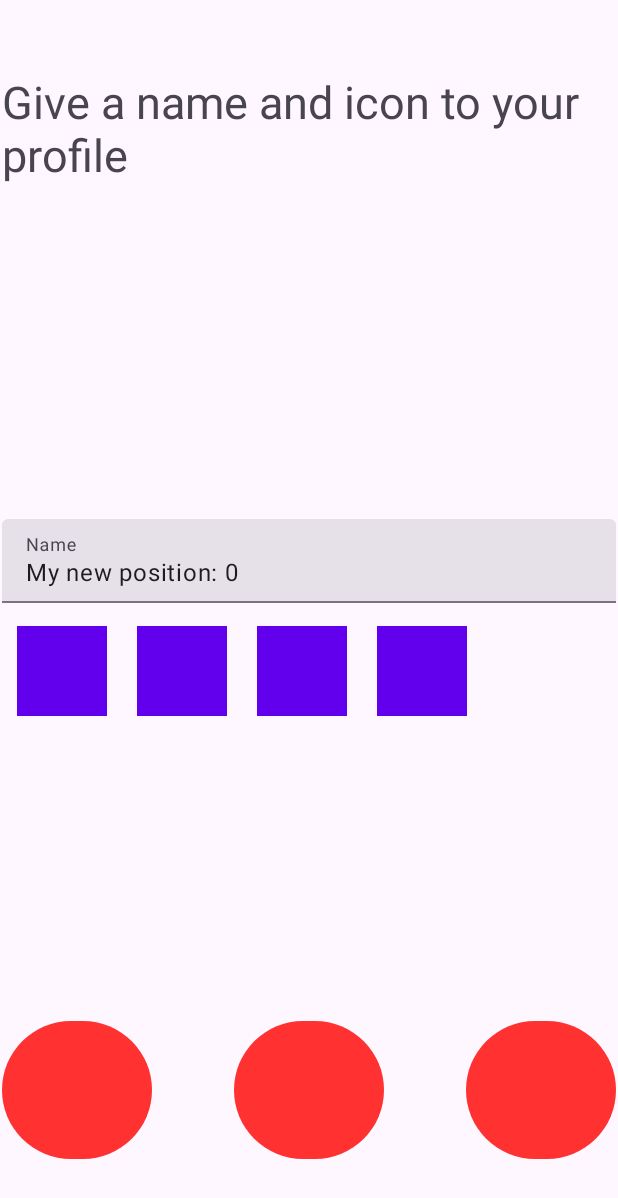
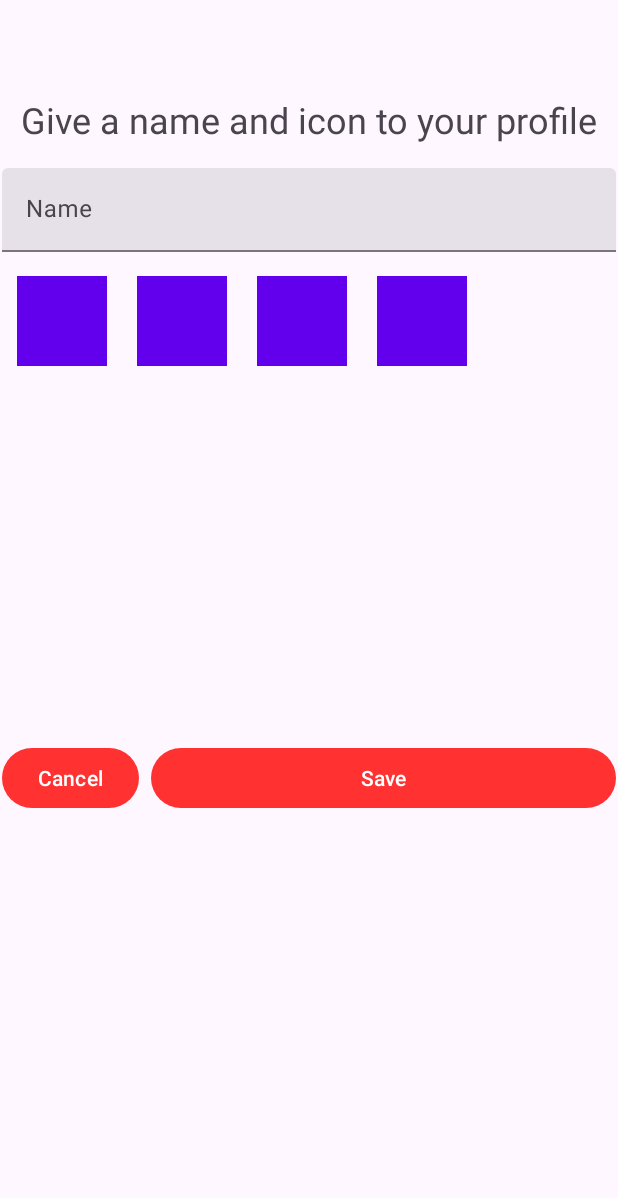
Before and after one commit to rayandradez/EmixerApp, an Android app: the AddUser screen opened through its navigation route, after a tap on an icon or button, on a phone screen of 412 x 824 dp. Shown: the top 1198 px of the screen. Run offline under Robolectric (Android 15) with nearby library versions, the phone set to English and light mode, and no system bars.

Commit message:
list working, with name + icon, addUser done

```diff
--- a/app/src/main/java/com/example/emixerapp/ui/components/adapters/UsersAdapter.kt
+++ b/app/src/main/java/com/example/emixerapp/ui/components/adapters/UsersAdapter.kt
@@ -8,7 +8,7 @@ import com.example.emixerapp.data.model.UserModel
 import com.example.mvvmapp.R
 import com.example.mvvmapp.databinding.AdapterUserBinding
 
-class UsersAdapter(private val dataSet: ArrayList<UserModel>) :
+class UsersAdapter(val dataSet: ArrayList<UserModel>) :
     RecyclerView.Adapter<UsersAdapter.ViewHolder>() {
     override fun onCreateViewHolder(viewGroup: ViewGroup, viewType: Int): ViewHolder {
         val binding = AdapterUserBinding.inflate(
--- a/app/src/main/java/com/example/emixerapp/ui/components/viewModels/MainViewModel.kt
+++ b/app/src/main/java/com/example/emixerapp/ui/components/viewModels/MainViewModel.kt
@@ -5,26 +5,28 @@ import com.example.emixerapp.data.model.UserModel
 import kotlinx.coroutines.flow.MutableStateFlow
 import kotlinx.coroutines.flow.asStateFlow
 import kotlinx.coroutines.flow.StateFlow
+import kotlinx.coroutines.flow.update
 
-// TODO - Explain the data Class
 data class MainUiState(
-    val user: UserModel = UserModel("Rayanne", 1,  0, 0),
+    val user: UserModel = UserModel("Rayanne", 1, 0, 0),
     val usersList: List<UserModel> = arrayListOf()
 )
 
-// TODO - Explain the view model
-class MainViewModel: ViewModel() {
+class MainViewModel : ViewModel() {
 
-    // TODO - Added comment about the StateFlow
     private val _user = MutableStateFlow(MainUiState())
     val userState: StateFlow<MainUiState> = _user.asStateFlow()
 
-    private val _users_list = MutableStateFlow(MainUiState())
-    val userListState: StateFlow<MainUiState> = _users_list.asStateFlow()
+    // TODO - Added comment about the StateFlow
+
+    private val _usersList = MutableStateFlow(MainUiState())
+    val userListState: StateFlow<MainUiState> = _usersList.asStateFlow()
 
     // TODO - Add functions update users data
-    fun updateUsersList(usersList: List<UserModel>) {
-        _users_list.value = _users_list.value.copy(usersList = usersList)
+
+    fun addUser(newUser: UserModel) {
+        _usersList.update { currentState ->
+            currentState.copy(usersList = currentState.usersList + newUser)
+        }
     }
-
 }
--- a/app/src/main/java/com/example/emixerapp/ui/screens/AddUser.kt
+++ b/app/src/main/java/com/example/emixerapp/ui/screens/AddUser.kt
@@ -6,9 +6,13 @@ import androidx.fragment.app.Fragment
 import android.view.LayoutInflater
 import android.view.View
 import android.view.ViewGroup
+import androidx.lifecycle.ViewModelProvider
+import androidx.navigation.fragment.findNavController
 import androidx.recyclerview.widget.LinearLayoutManager
 import androidx.recyclerview.widget.RecyclerView
+import com.example.emixerapp.data.model.UserModel
 import com.example.emixerapp.ui.components.adapters.IconsAdapter
+import com.example.emixerapp.ui.components.viewModels.MainViewModel
 import com.example.mvvmapp.databinding.FragmentAddUserBinding
 
 
@@ -21,6 +25,8 @@ import com.example.mvvmapp.databinding.FragmentAddUserBinding
 class AddUser : Fragment() {
 
     private lateinit var binding: FragmentAddUserBinding
+    private lateinit var viewModel: MainViewModel
+    private var selectedIconIndex = 0 //keep track of the selected icon
 
     lateinit var myRecyclerIcon: RecyclerView
     var iconList = ArrayList<String>()
@@ -32,6 +38,10 @@ class AddUser : Fragment() {
     ): View? {
         // Inflate the layout for this fragment
         binding = FragmentAddUserBinding.inflate(inflater, container, false)
+
+        viewModel = ViewModelProvider(requireActivity()).get(MainViewModel::class.java) // Get ViewModel
+
+
 
         myRecyclerIcon = binding.recyclerViewIcons
         iconList = ArrayList<String>()
@@ -48,11 +58,31 @@ class AddUser : Fragment() {
         myRecyclerIcon.setHasFixedSize(true)
 
         adapterIconList.onItemClick  = { position ->
-            Log.e("AddUser", "CurrentPosition: " + position)
-            binding.editNewName.setText("My new position: " + position)
+            selectedIconIndex = position
+            // Log.e("AddUser", "CurrentPosition: " + position)
+           // binding.editNewName.setText("My new position: " + position)
+        }
+
+        binding.BtnSaveUser.setOnClickListener {
+            saveUser()
         }
 
         return binding.root
     }
 
+    private fun saveUser() {
+        val userName = binding.editNewName.text.toString()
+        if (userName.isNotEmpty()) {
+            val newUser = UserModel(userName, selectedIconIndex, 0, 0, 0)
+            viewModel.addUser(newUser)
+            findNavController().navigateUp() // Go back to the previous screen
+            binding.editNewName.text?.clear() // Clear the EditText
+            binding.editNewName.text?.clear() // Clear the EditText
+            selectedIconIndex = 0 // Reset the selected icon index
+        } else {
+            Log.e("AddUser", "User name cannot be empty")
+        }
+    }
+
+
 }
--- a/app/src/main/java/com/example/emixerapp/ui/screens/Welcome.kt
+++ b/app/src/main/java/com/example/emixerapp/ui/screens/Welcome.kt
@@ -1,10 +1,15 @@
 package com.example.emixerapp.ui.screens
 
 import android.os.Bundle
+import android.util.Log
 import androidx.fragment.app.Fragment
 import android.view.LayoutInflater
 import android.view.View
 import android.view.ViewGroup
+import androidx.lifecycle.Lifecycle
+import androidx.lifecycle.ViewModelProvider
+import androidx.lifecycle.lifecycleScope
+import androidx.lifecycle.repeatOnLifecycle
 import androidx.navigation.findNavController
 import androidx.recyclerview.widget.RecyclerView
 import com.example.emixerapp.data.model.UserModel
@@ -12,10 +17,14 @@ import com.example.emixerapp.ui.components.adapters.UsersAdapter
 import com.example.mvvmapp.R
 import com.example.mvvmapp.databinding.FragmentWelcomeBinding
 import androidx.recyclerview.widget.LinearLayoutManager
+import com.example.emixerapp.ui.components.viewModels.MainViewModel
+import kotlinx.coroutines.flow.collectLatest
+import kotlinx.coroutines.launch
 
 class Welcome : Fragment() {
 
     private lateinit var binding: FragmentWelcomeBinding
+    private lateinit var viewModel: MainViewModel
 
     lateinit var myRecyclerUser: RecyclerView
     var userList = ArrayList<UserModel>()
@@ -28,20 +37,27 @@ class Welcome : Fragment() {
     ): View? {
         // Inflate the layout for this fragment
         binding = FragmentWelcomeBinding.inflate(inflater, container, false)
+        viewModel = ViewModelProvider(requireActivity()).get(MainViewModel::class.java)
 
         myRecyclerUser = binding.recyclerViewUser
-        userList = ArrayList<UserModel>()
-        userList.add(UserModel("Rayanne", 1, 0, 0, 0))
-
-        adapterUserList = UsersAdapter(userList)
-
+        adapterUserList = UsersAdapter(arrayListOf())
         myRecyclerUser.adapter = adapterUserList
         myRecyclerUser.layoutManager =
-            LinearLayoutManager(activity, LinearLayoutManager.HORIZONTAL, false)
+            LinearLayoutManager(activity, LinearLayoutManager.VERTICAL, false)
         myRecyclerUser.setHasFixedSize(true)
 
         binding.ManageUser.setOnClickListener {
             it.findNavController().navigate(R.id.action_welcome_to_manageUser)
+        }
+        viewLifecycleOwner.lifecycleScope.launch {
+            viewLifecycleOwner.repeatOnLifecycle(Lifecycle.State.STARTED) {
+                viewModel.userListState.collect { uiState ->
+                    Log.d("WelcomeFragment", "Received userListState update: ${uiState.usersList}")
+                    adapterUserList.dataSet.clear()
+                    adapterUserList.dataSet.addAll(uiState.usersList)
+                    adapterUserList.notifyDataSetChanged()
+                }
+            }
         }
 
         return binding.root
--- a/app/src/main/res/layout/fragment_add_user.xml
+++ b/app/src/main/res/layout/fragment_add_user.xml
@@ -1,32 +1,33 @@
 <?xml version="1.0" encoding="utf-8"?>
-<RelativeLayout xmlns:android="http://schemas.android.com/apk/res/android"
+<androidx.constraintlayout.widget.ConstraintLayout xmlns:android="http://schemas.android.com/apk/res/android"
+    xmlns:app="http://schemas.android.com/apk/res-auto"
     xmlns:tools="http://schemas.android.com/tools"
     android:layout_width="match_parent"
     android:layout_height="match_parent"
     tools:context="com.example.emixerapp.ui.screens.AddUser">
 
-
-    <com.google.android.material.textview.MaterialTextView
-        android:layout_width="match_parent"
+    <TextView
+        android:id="@+id/titleTextView"
+        android:layout_width="wrap_content"
         android:layout_height="wrap_content"
+        android:layout_marginTop="16dp"
         android:fontFamily="sans-serif"
         android:text="@string/give_a_name_and_icon_to_your_profile"
-        android:textSize="30sp" />
+        android:textSize="24sp"
+        app:layout_constraintEnd_toEndOf="parent"
+        app:layout_constraintStart_toStartOf="parent"
+        app:layout_constraintTop_toTopOf="parent" />
 
-    <RelativeLayout
-        android:layout_width="match_parent"
-        android:layout_height="wrap_content"
-        android:layout_centerHorizontal="true"
-        android:layout_centerVertical="true">
-
-
-        <!-- TODO: Update blank fragment layout -->
     <com.google.android.material.textfield.TextInputLayout
         android:id="@+id/filledTextField"
         style="?attr/textInputFilledStyle"
-            android:layout_width="match_parent"
+        android:layout_width="0dp"
         android:layout_height="wrap_content"
-            android:hint="@string/name">
+        android:layout_marginTop="16dp"
+        android:hint="@string/name"
+        app:layout_constraintEnd_toEndOf="parent"
+        app:layout_constraintStart_toStartOf="parent"
+        app:layout_constraintTop_toBottomOf="@+id/titleTextView">
 
         <com.google.android.material.textfield.TextInputEditText
             android:id="@+id/editNewName"
@@ -37,43 +38,47 @@
 
     <androidx.recyclerview.widget.RecyclerView
         android:id="@+id/recycler_view_icons"
-            android:layout_width="match_parent"
+        android:layout_width="0dp"
         android:layout_height="wrap_content"
-            android:layout_gravity="center"
-            android:textSize="20sp"
-            android:layout_below="@+id/filledTextField"
-            android:layout_marginTop="15dp"
-            />
-
-    </RelativeLayout>
+        android:layout_marginTop="16dp"
+        app:layout_constraintEnd_toEndOf="parent"
+        app:layout_constraintStart_toStartOf="parent"
+        app:layout_constraintTop_toBottomOf="@+id/filledTextField"
+        tools:listitem="@layout/adapter_icons" />
 
 
-    <RelativeLayout
-        android:layout_width="match_parent"
+    <LinearLayout
+        android:layout_width="0dp"
         android:layout_height="wrap_content"
-        android:layout_centerHorizontal="true"
-        android:layout_alignParentBottom="true">
+        android:layout_marginTop="16dp"
+        android:orientation="horizontal"
+        app:layout_constraintBottom_toBottomOf="parent"
+        app:layout_constraintEnd_toEndOf="parent"
+        app:layout_constraintStart_toStartOf="parent"
+        app:layout_constraintTop_toBottomOf="@+id/recycler_view_icons">
+
+        <Button
+            android:id="@+id/BtnCancelUser"
+            android:layout_width="wrap_content"
+            android:layout_height="wrap_content"
+            android:layout_marginEnd="8dp"
+            android:text="Cancel" />
+
+        <Button
+            android:id="@+id/BtnSaveUser"
+            android:layout_width="wrap_content"
+            android:layout_height="wrap_content"
+            android:layout_weight="1"
+            android:text="Save" />
 
         <Button
             android:id="@+id/BtndeleteUser"
-            android:layout_width="100dp"
-            android:layout_height="100dp"
-            />
+            android:layout_width="wrap_content"
+            android:layout_height="wrap_content"
+            android:layout_marginStart="8dp"
+            android:text="Delete"
+            android:visibility="gone" />
 
-        <Button
-            android:id="@+id/BtnSaveUser"
-            android:layout_width="100dp"
-            android:layout_height="100dp"
-            android:layout_centerHorizontal="true"
-            />
+    </LinearLayout>
 
-        <Button
-            android:id="@+id/BtnCancelUser"
-            android:layout_width="100dp"
-            android:layout_height="100dp"
-            android:layout_alignParentEnd="true"
-            />
-
-    </RelativeLayout>
-
-</RelativeLayout>
+</androidx.constraintlayout.widget.ConstraintLayout>
--- /dev/null
+++ b/app/src/main/res/layout/fragment_d_a_o.xml
@@ -0,0 +1,13 @@
+<FrameLayout xmlns:android="http://schemas.android.com/apk/res/android"
+    xmlns:tools="http://schemas.android.com/tools"
+    android:layout_width="match_parent"
+    android:layout_height="match_parent"
+    tools:context="com.example.emixerapp.data.model.DAO">
+
+    <!-- TODO: Update blank fragment layout -->
+    <TextView
+        android:layout_width="match_parent"
+        android:layout_height="match_parent"
+        android:text="@string/hello_blank_fragment" />
+
+</FrameLayout>
--- /dev/null
+++ b/app/src/main/res/layout/fragment_db_instance.xml
@@ -0,0 +1,13 @@
+<FrameLayout xmlns:android="http://schemas.android.com/apk/res/android"
+    xmlns:tools="http://schemas.android.com/tools"
+    android:layout_width="match_parent"
+    android:layout_height="match_parent"
+    tools:context="com.example.emixerapp.data.model.DbInstance">
+
+    <!-- TODO: Update blank fragment layout -->
+    <TextView
+        android:layout_width="match_parent"
+        android:layout_height="match_parent"
+        android:text="@string/hello_blank_fragment" />
+
+</FrameLayout>
--- /dev/null
+++ b/app/src/main/res/layout/fragment_room_database.xml
@@ -0,0 +1,13 @@
+<FrameLayout xmlns:android="http://schemas.android.com/apk/res/android"
+    xmlns:tools="http://schemas.android.com/tools"
+    android:layout_width="match_parent"
+    android:layout_height="match_parent"
+    tools:context="com.example.emixerapp.data.model.RoomDatabase">
+
+    <!-- TODO: Update blank fragment layout -->
+    <TextView
+        android:layout_width="match_parent"
+        android:layout_height="match_parent"
+        android:text="@string/hello_blank_fragment" />
+
+</FrameLayout>
```
Also changed, not shown: app/src/main/java/com/example/emixerapp/data/model/UserModel.kt (line endings or trailing spaces). Lines whose indentation alone changed are shown as unchanged.
